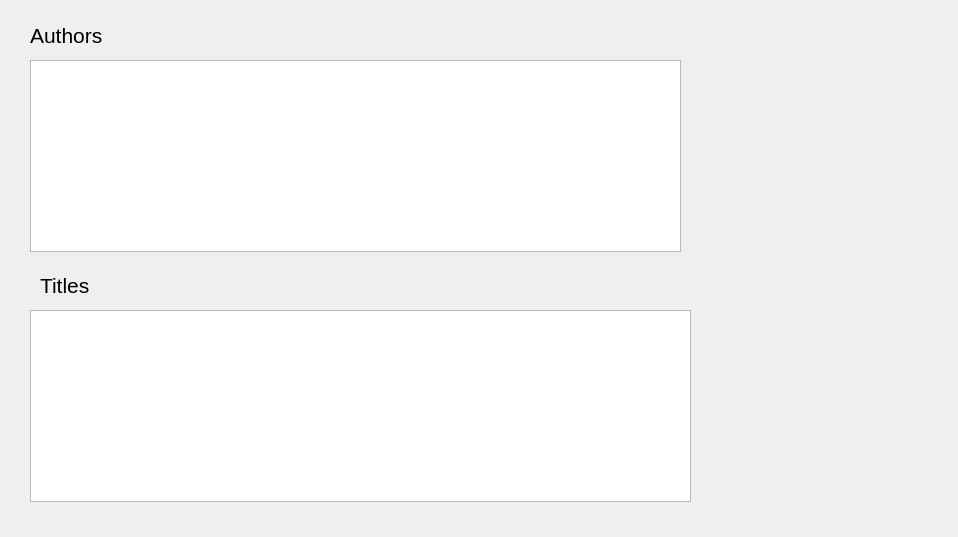
kendsr/authorsApp, file authors.ui: the form before one commit.
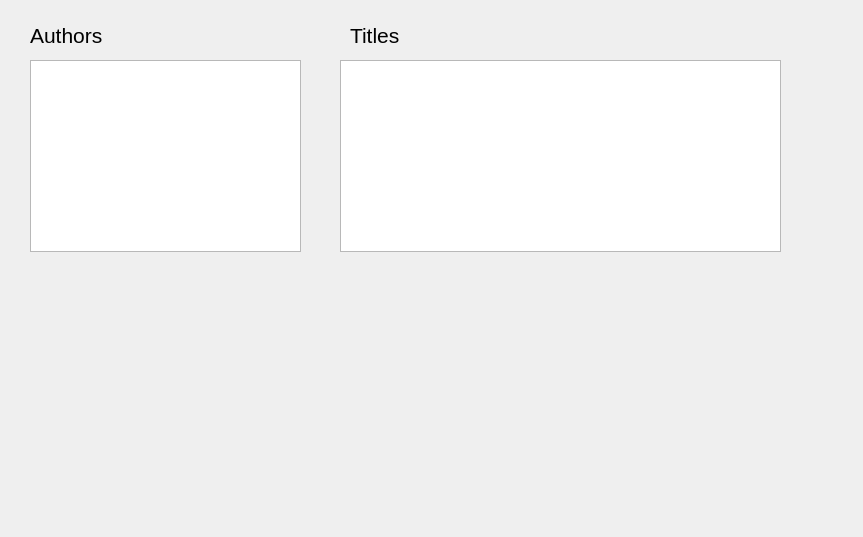
The form after the commit.

The edit to the form file:
```diff
--- a/authors.ui
+++ b/authors.ui
@@ -6,7 +6,7 @@
    <rect>
     <x>0</x>
     <y>0</y>
-    <width>958</width>
+    <width>863</width>
     <height>537</height>
    </rect>
   </property>
@@ -18,7 +18,7 @@
     <rect>
      <x>30</x>
      <y>60</y>
-     <width>651</width>
+     <width>271</width>
      <height>192</height>
     </rect>
    </property>
@@ -49,9 +49,9 @@
   <widget class="QListWidget" name="lstTitles">
    <property name="geometry">
     <rect>
-     <x>30</x>
-     <y>310</y>
-     <width>661</width>
+     <x>340</x>
+     <y>60</y>
+     <width>441</width>
      <height>192</height>
     </rect>
    </property>
@@ -64,8 +64,8 @@
   <widget class="QLabel" name="lblTitles">
    <property name="geometry">
     <rect>
-     <x>40</x>
-     <y>270</y>
+     <x>350</x>
+     <y>20</y>
      <width>91</width>
      <height>31</height>
     </rect>
```
